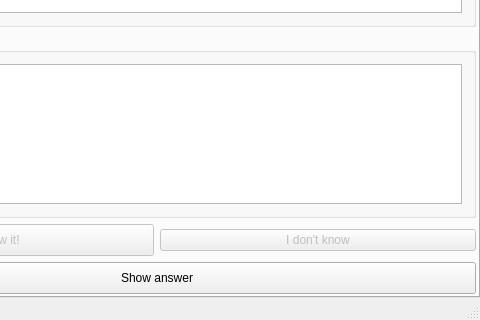
The window that GonzalesApp/ui/mainwindow.ui (szymonpi/Gonzales) describes before a commit, drawn with Qt 5; both pictures show x 166 to 646 and y 215 to 535 of the 646 by 535 pixel window.
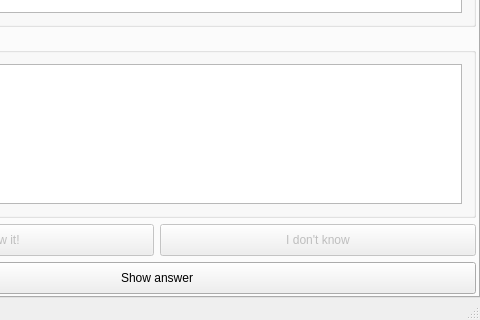
The same window after the commit. Icons and pictures are not drawn.

The edit to the form file:
```diff
--- a/GonzalesApp/ui/mainwindow.ui
+++ b/GonzalesApp/ui/mainwindow.ui
@@ -173,6 +173,12 @@
               <property name="enabled">
                <bool>false</bool>
               </property>
+              <property name="minimumSize">
+               <size>
+                <width>0</width>
+                <height>32</height>
+               </size>
+              </property>
               <property name="text">
                <string>I don't know</string>
               </property>
```
